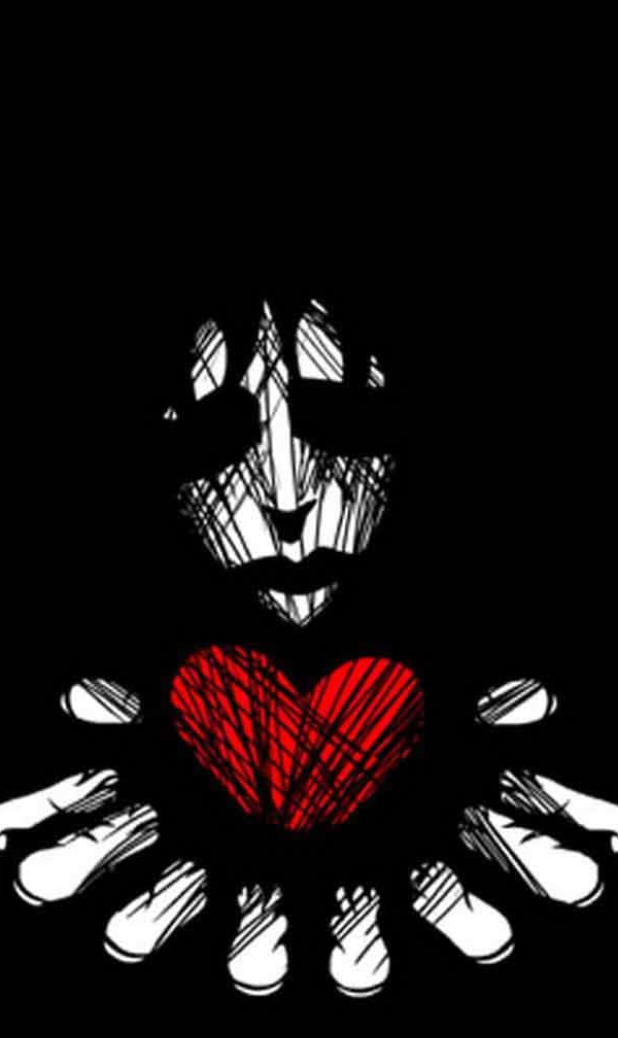
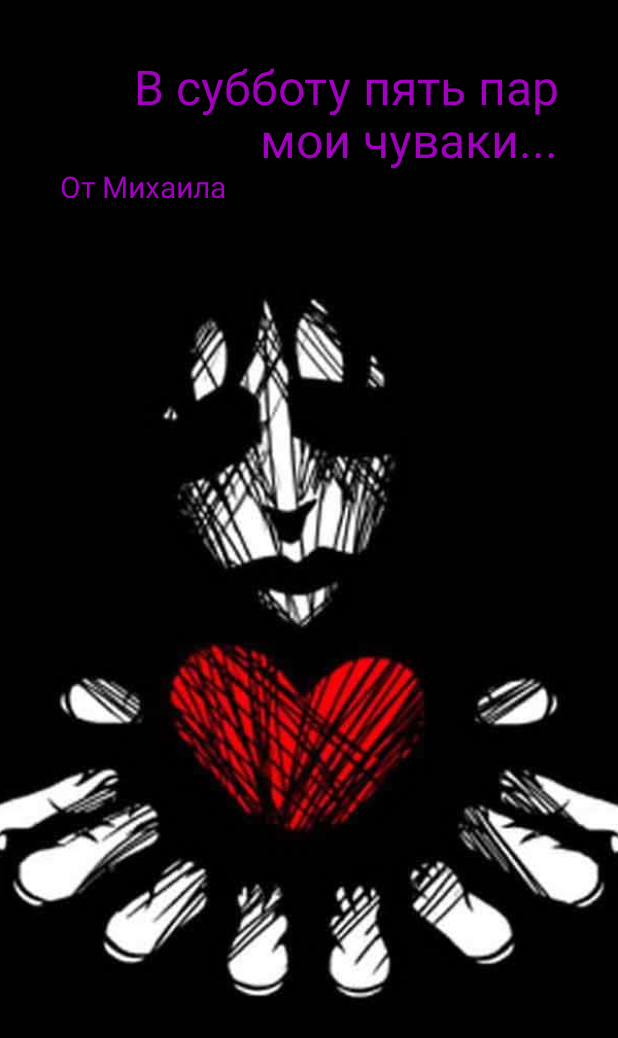
Before and after one commit to elmario89/android, an Android app built with Jetpack Compose: the @Preview function BirthdayAppPreview, on a phone screen of 412 x 824 dp. Shown: the top 1038 px of the screen. Run offline under Robolectric (Android 15) with nearby library versions, the light colour scheme and no system bars; missing, so only their content is drawn: BirthdayAppTheme.

Commit message:
Add color and alignment for message

```diff
--- a/app/src/main/java/com/example/birthdayapp/MainActivity.kt
+++ b/app/src/main/java/com/example/birthdayapp/MainActivity.kt
@@ -5,6 +5,7 @@ import android.os.Bundle
 import androidx.activity.ComponentActivity
 import androidx.activity.compose.setContent
 import androidx.compose.foundation.layout.Arrangement
+import androidx.compose.foundation.layout.Box
 import androidx.compose.foundation.layout.Column
 import androidx.compose.foundation.layout.fillMaxSize
 import androidx.compose.foundation.layout.padding
@@ -13,6 +14,7 @@ import androidx.compose.material3.Surface
 import androidx.compose.material3.Text
 import androidx.compose.runtime.Composable
 import androidx.compose.ui.Modifier
+import androidx.compose.ui.graphics.Color
 import androidx.compose.ui.layout.ContentScale
 import androidx.compose.ui.res.painterResource
 import androidx.compose.ui.text.style.TextAlign
@@ -41,12 +43,21 @@ class MainActivity : ComponentActivity() {
 @Composable
 fun GreetingImage(message: String, from: String, modifier: Modifier = Modifier) {
     val image = painterResource(R.drawable.dark)
+    Box {
         Image(
             painter = image,
             contentDescription = null,
             Modifier.fillMaxSize(),
             contentScale = ContentScale.Crop
         )
+        GreetingText(
+            message = message,
+            from = from,
+            modifier = Modifier
+                .fillMaxSize()
+                .padding(20.dp)
+        )
+    }
 }
 
 @Composable
@@ -56,19 +67,23 @@ fun GreetingText(
     from: String = "Your Best Friend",
 ) {
     Column(
-        verticalArrangement = Arrangement.Center,
-        modifier = modifier.padding(20.dp)
+        verticalArrangement = Arrangement.Top,
+        modifier = modifier
+            .padding(20.dp)
     ) {
+        val purpleColor = android.graphics.Color.parseColor("#a200bf")
         Text(
             text = message,
-            fontSize = 80.sp,
-            lineHeight = 96.sp,
-            textAlign = TextAlign.Right
+            fontSize = 32.sp,
+            lineHeight = 35.sp,
+            textAlign = TextAlign.Right,
+            color = Color(purpleColor)
         )
         Text(
             text = from,
-            fontSize = 30.sp,
-            lineHeight = 40.sp,
+            fontSize = 20.sp,
+            lineHeight = 22.sp,
+            color = Color(purpleColor),
         )
     }
 }
```
Lines whose indentation alone changed are shown as unchanged.
